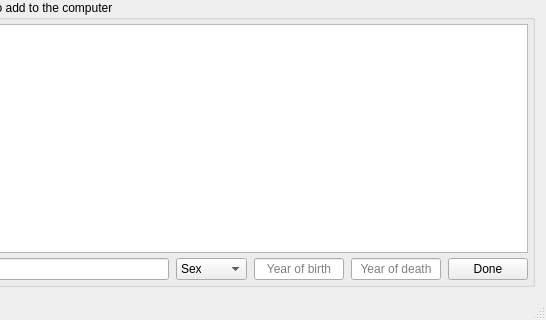
Above: ComputerScientistsW1/mainwindow.ui from Bosos/T-113-VLN1_Hopur3 before the change; both pictures show x 252 to 798 and y 545 to 865 of the 798 by 865 pixel window. Below: the same form after it.
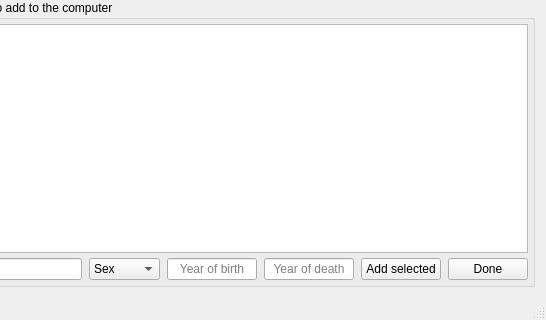
That is the form after the change.

Commit message: add relations in computer edit works

```diff
--- a/ComputerScientistsW1/mainwindow.ui
+++ b/ComputerScientistsW1/mainwindow.ui
@@ -1885,6 +1885,13 @@
                 </property>
                </widget>
               </item>
+              <item>
+               <widget class="QPushButton" name="computerSelectedScientistSearchAddPushButton">
+                <property name="text">
+                 <string>Add selected</string>
+                </property>
+               </widget>
+              </item>
               <item>
                <widget class="QPushButton" name="computerSelectedScientistSearchDoneButton">
                 <property name="text">
```
The commit also changes 3 other files.
